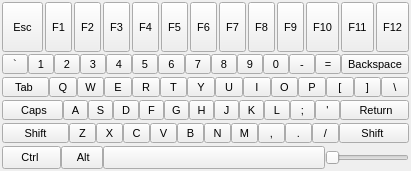
Before: the Qt Designer form recovery/WidgetKeyboard.ui in procount/pinn, drawn with Qt 5.
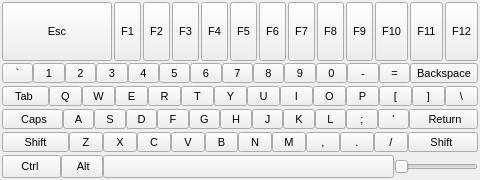
After: the same form once the commit is applied.

Commit message: Move VKeyboard to botton

```diff
--- a/recovery/WidgetKeyboard.ui
+++ b/recovery/WidgetKeyboard.ui
@@ -6,8 +6,8 @@
    <rect>
     <x>0</x>
     <y>0</y>
-    <width>411</width>
-    <height>171</height>
+    <width>480</width>
+    <height>180</height>
    </rect>
   </property>
   <property name="windowTitle">
```
The commit also changes 1 other file.
